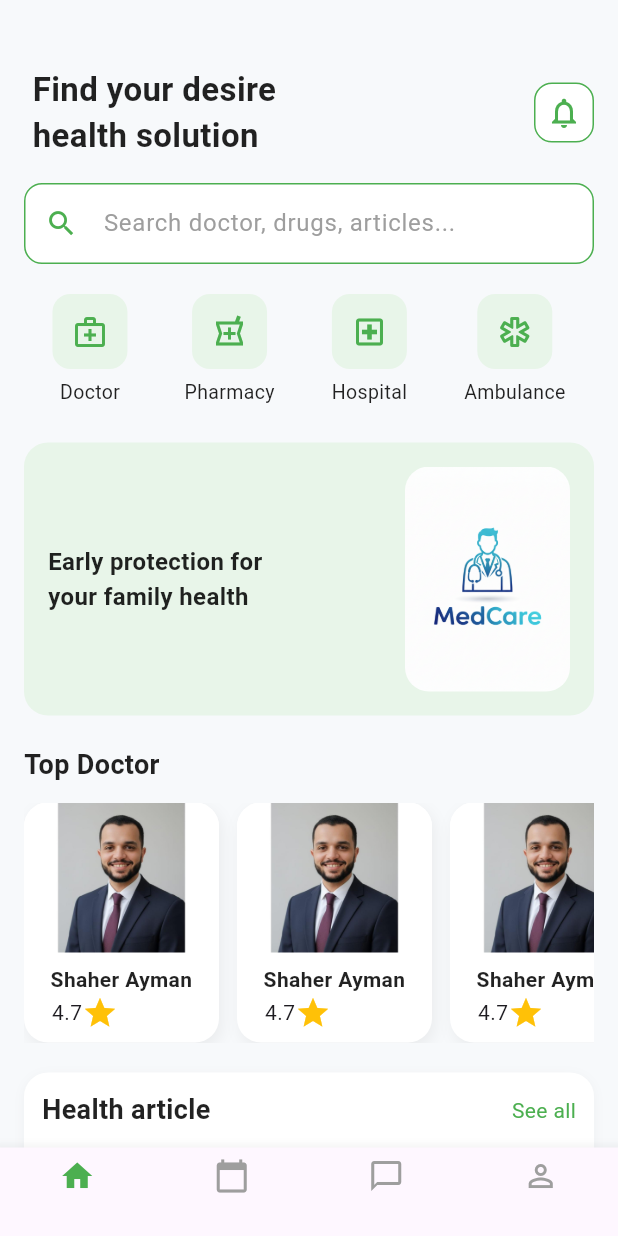
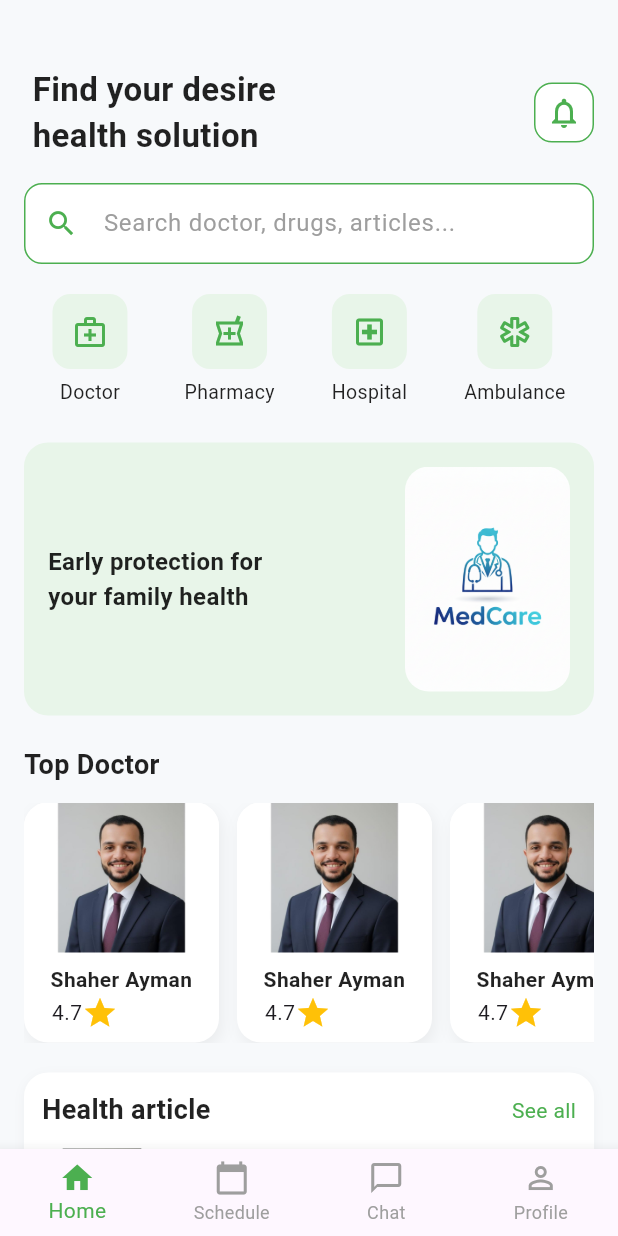
Before and after one commit to MElwakel/MedCare, a Flutter app: the HomePage screen opened by its route, on a phone screen of 412 x 824 dp. Run offline on Flutter 3.47's test engine with Material 3 defaults, Android fonts, the phone set to English and light mode, and no system bars; our stand-ins replace font_awesome_flutter, go_router, pin_code_fields, readmore.

Commit message:
active bottom navigation bar

```diff
--- a/lib/core/widgets/back_icon_widget.dart
+++ b/lib/core/widgets/back_icon_widget.dart
@@ -1,5 +1,4 @@
 import 'package:flutter/material.dart';
-
 import '../utiles/app_colors.dart';
 
 class BackIconWidget extends StatelessWidget {
@@ -9,7 +8,7 @@ class BackIconWidget extends StatelessWidget {
   Widget build(BuildContext context) {
     return GestureDetector(
       onTap: (){
-        Navigator.pop(context);
+
       },
       child: Container(
         height: 35,
--- a/lib/features/home/presentation/widgets/button_navigation_bar.dart
+++ b/lib/features/home/presentation/widgets/button_navigation_bar.dart
@@ -1,19 +1,34 @@
 import 'package:flutter/material.dart';
 
-class ButtonNavigationBar extends StatelessWidget {
+class ButtonNavigationBar extends StatefulWidget {
   const ButtonNavigationBar({super.key});
 
   @override
+  State<ButtonNavigationBar> createState() => _ButtonNavigationBarState();
+}
+
+class _ButtonNavigationBarState extends State<ButtonNavigationBar> {
+  int _selectedIndex = 0;
+
+  void _onItemTapped(int index) {
+    setState(() {
+      _selectedIndex = index;
+    });
+  }
+
+  @override
   Widget build(BuildContext context) {
-    return  BottomNavigationBar(
+    return BottomNavigationBar(
       type: BottomNavigationBarType.fixed,
       selectedItemColor: Colors.green,
       unselectedItemColor: Colors.grey,
+      currentIndex: _selectedIndex,
+      onTap: _onItemTapped,
       items: const [
-            BottomNavigationBarItem(icon: Icon(Icons.home), label: ""),
-            BottomNavigationBarItem(icon: Icon(Icons.calendar_today), label: ""),
-            BottomNavigationBarItem(icon: Icon(Icons.chat_bubble_outline), label: ""),
-            BottomNavigationBarItem(icon: Icon(Icons.person_outline), label: ""),
+        BottomNavigationBarItem(icon: Icon(Icons.home), label: "Home"),
+        BottomNavigationBarItem(icon: Icon(Icons.calendar_today), label: "Schedule"),
+        BottomNavigationBarItem(icon: Icon(Icons.chat_bubble_outline), label: "Chat"),
+        BottomNavigationBarItem(icon: Icon(Icons.person_outline), label: "Profile"),
       ],
     );
   }
```
Lines whose indentation alone changed are shown as unchanged.
